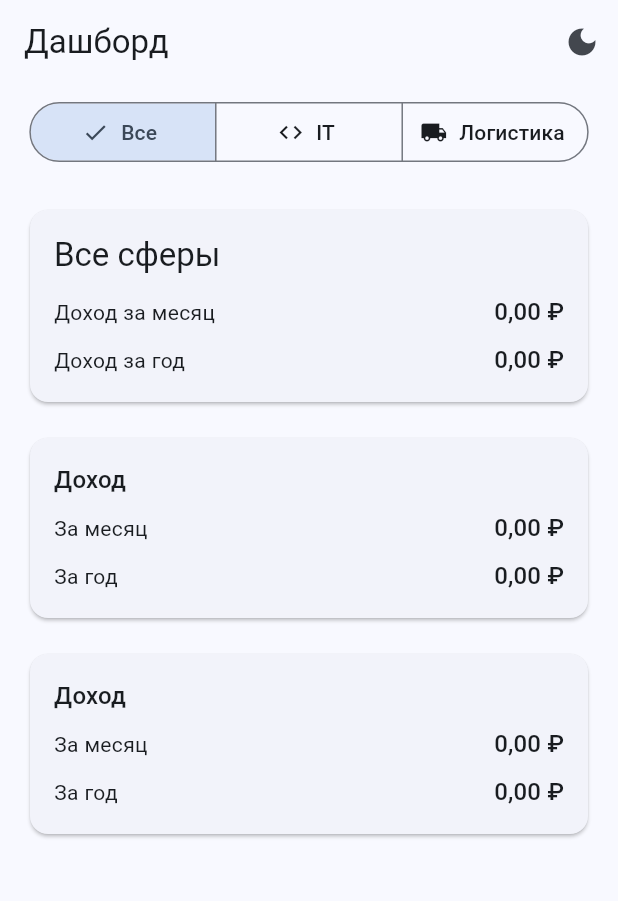
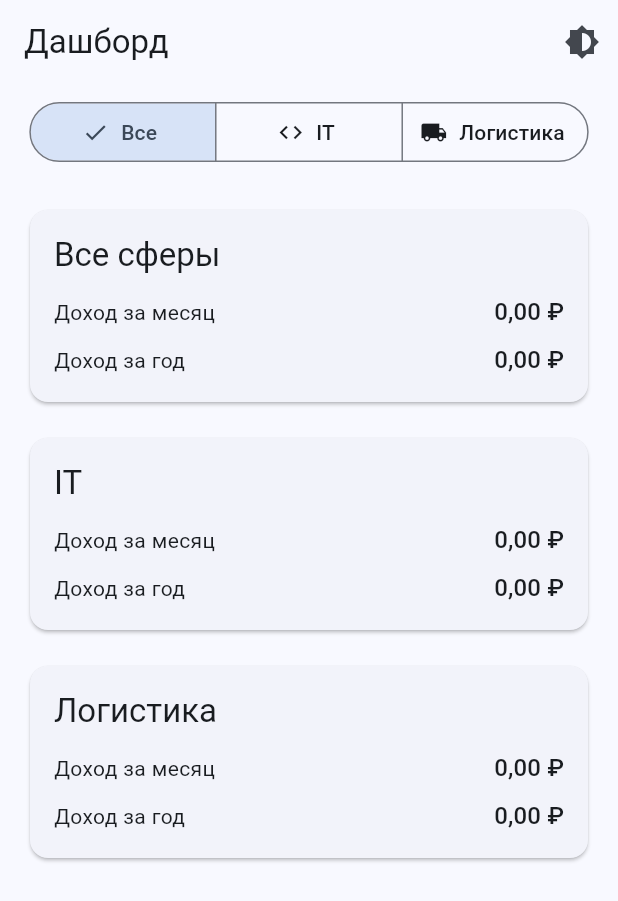
Before and after one commit to AndreyMur/npd-shield, a Flutter app: the screen it shows after launch, on a phone screen of 412 x 824 dp. Shown: the top 901 px of the screen. Run offline on Flutter 3.47's test engine with Material 3 defaults, Android fonts, the phone set to English and light mode, and no system bars; drawn by our look-alikes of dynamic_color; our stand-ins replace isar, shared_preferences; accounts and stored records are empty; generated files the repository leaves out were written again.

Commit message:
fix(dashboard): apply code review feedback

```diff
--- a/lib/main.dart
+++ b/lib/main.dart
@@ -9,8 +9,26 @@ import 'presentation/dashboard/dashboard_screen.dart';
 
 Future<void> main() async {
   WidgetsFlutterBinding.ensureInitialized();
-  final isar = await AppDatabase.open();
-  runApp(NpdShieldApp(repository: IsarTransactionRepository(isar)));
+  try {
+    final isar = await AppDatabase.open();
+    runApp(NpdShieldApp(repository: IsarTransactionRepository(isar)));
+  } catch (error) {
+    runApp(const _StartupErrorApp());
+  }
+}
+
+class _StartupErrorApp extends StatelessWidget {
+  const _StartupErrorApp();
+
+  @override
+  Widget build(BuildContext context) {
+    return const MaterialApp(
+      title: 'NPD Shield',
+      home: Scaffold(
+        body: Center(child: Text('Не удалось инициализировать базу данных')),
+      ),
+    );
+  }
 }
 
 class NpdShieldApp extends StatefulWidget {
@@ -28,9 +46,16 @@ class _NpdShieldAppState extends State<NpdShieldApp> {
   @override
   void initState() {
     super.initState();
-    AppTheme.loadMode().then((mode) {
+    _loadTheme();
+  }
+
+  Future<void> _loadTheme() async {
+    try {
+      final mode = await AppTheme.loadMode();
       if (mounted) setState(() => _themeMode = mode);
-    });
+    } catch (_) {
+      // Keep the system default if the stored preference cannot be read.
+    }
   }
 
   Future<void> _setThemeMode(ThemeMode mode) async {
--- a/lib/presentation/dashboard/dashboard_screen.dart
+++ b/lib/presentation/dashboard/dashboard_screen.dart
@@ -62,17 +62,9 @@ class _DashboardScreenState extends State<DashboardScreen> {
             ),
           ),
           Expanded(
-            child: FutureBuilder<Map<DashboardFilter, IncomeSummary>>(
-              future: _summaries(),
-              builder: (context, snapshot) {
-                if (snapshot.connectionState != ConnectionState.done) {
-                  return const Center(child: CircularProgressIndicator());
-                }
-                return _DashboardBody(
-                  summaries: snapshot.data!,
-                  filter: _filter,
-                );
-              },
+            child: _DashboardView(
+              future: _load(_filter),
+              filter: _filter,
             ),
           ),
         ],
@@ -80,99 +72,106 @@ class _DashboardScreenState extends State<DashboardScreen> {
     );
   }
 
-  Future<Map<DashboardFilter, IncomeSummary>> _summaries() async {
+  Future<_DashboardData> _load(DashboardFilter filter) {
     final now = widget.now ?? DateTime.now();
-    final summaries = <DashboardFilter, IncomeSummary>{};
-    summaries[DashboardFilter.all] =
-        await widget.repository.getIncomeSummary(now: now);
-    summaries[DashboardFilter.it] = await widget.repository
-        .getIncomeSummary(sphere: TransactionSphere.it, now: now);
-    summaries[DashboardFilter.logistics] = await widget.repository
-        .getIncomeSummary(sphere: TransactionSphere.logistics, now: now);
-    return summaries;
+    switch (filter) {
+      case DashboardFilter.all:
+        return Future.wait([
+          widget.repository.getIncomeSummary(now: now),
+          widget.repository
+              .getIncomeSummary(sphere: TransactionSphere.it, now: now),
+          widget.repository
+              .getIncomeSummary(sphere: TransactionSphere.logistics, now: now),
+        ]).then((values) => _DashboardData(
+              total: values[0],
+              it: values[1],
+              logistics: values[2],
+            ));
+      case DashboardFilter.it:
+        return widget.repository
+            .getIncomeSummary(sphere: TransactionSphere.it, now: now)
+            .then((v) => _DashboardData(total: v));
+      case DashboardFilter.logistics:
+        return widget.repository
+            .getIncomeSummary(sphere: TransactionSphere.logistics, now: now)
+            .then((v) => _DashboardData(total: v));
+    }
   }
 }
 
-class _ThemeModeButton extends StatefulWidget {
-  final void Function(ThemeMode mode)? onChanged;
+class _DashboardData {
+  final IncomeSummary? total;
+  final IncomeSummary? it;
+  final IncomeSummary? logistics;
 
-  const _ThemeModeButton({this.onChanged});
+  const _DashboardData({this.total, this.it, this.logistics});
+}
+
+class _DashboardView extends StatelessWidget {
+  final Future<_DashboardData> future;
+  final DashboardFilter filter;
+
+  const _DashboardView({required this.future, required this.filter});
 
   @override
-  State<_ThemeModeButton> createState() => _ThemeModeButtonState();
-}
-
-class _ThemeModeButtonState extends State<_ThemeModeButton> {
-  @override
   Widget build(BuildContext context) {
-    final theme = Theme.of(context);
-    final isDark = theme.brightness == Brightness.dark;
-    return IconButton(
-      tooltip: isDark ? 'Светлая тема' : 'Тёмная тема',
-      icon: Icon(isDark ? Icons.light_mode : Icons.dark_mode),
-      onPressed: () {
-        final next = isDark ? ThemeMode.light : ThemeMode.dark;
-        widget.onChanged?.call(next);
+    return FutureBuilder<_DashboardData>(
+      future: future,
+      builder: (context, snapshot) {
+        if (snapshot.connectionState != ConnectionState.done) {
+          return const Center(child: CircularProgressIndicator());
+        }
+        if (snapshot.hasError || snapshot.data == null) {
+          return const Center(child: Text('Не удалось загрузить данные'));
+        }
+        return _DashboardBody(data: snapshot.data!, filter: filter);
       },
     );
   }
 }
 
 class _DashboardBody extends StatelessWidget {
-  final Map<DashboardFilter, IncomeSummary> summaries;
+  final _DashboardData data;
   final DashboardFilter filter;
 
-  const _DashboardBody({required this.summaries, required this.filter});
+  const _DashboardBody({required this.data, required this.filter});
 
   @override
   Widget build(BuildContext context) {
-    final spheres = _visibleSpheres();
-    return ListView(
-      padding: const EdgeInsets.all(16),
-      children: [
-        _TotalCard(
-          summary: summaries[filter]!,
-          filter: filter,
-        ),
-        const SizedBox(height: 16),
-        for (final sphere in spheres) ...[
-          _SphereCard(summary: summaries[_filterFor(sphere)]!),
-          const SizedBox(height: 16),
-        ],
-      ],
-    );
-  }
-
-  List<TransactionSphere> _visibleSpheres() {
-    return switch (filter) {
-      DashboardFilter.all => [TransactionSphere.it, TransactionSphere.logistics],
-      DashboardFilter.it => [TransactionSphere.it],
-      DashboardFilter.logistics => [TransactionSphere.logistics],
-    };
-  }
-
-  DashboardFilter _filterFor(TransactionSphere sphere) {
-    return switch (sphere) {
-      TransactionSphere.it => DashboardFilter.it,
-      TransactionSphere.logistics => DashboardFilter.logistics,
-    };
-  }
-}
-
-class _TotalCard extends StatelessWidget {
-  final IncomeSummary summary;
-  final DashboardFilter filter;
-
-  const _TotalCard({required this.summary, required this.filter});
-
-  @override
-  Widget build(BuildContext context) {
-    final theme = Theme.of(context);
     final title = switch (filter) {
       DashboardFilter.all => 'Все сферы',
       DashboardFilter.it => 'IT',
       DashboardFilter.logistics => 'Логистика',
     };
+
+    final children = <Widget>[
+      _TotalCard(title: title, summary: data.total!),
+    ];
+
+    if (filter == DashboardFilter.all) {
+      children
+        ..add(const SizedBox(height: 16))
+        ..add(_SphereCard(title: 'IT', summary: data.it!))
+        ..add(const SizedBox(height: 16))
+        ..add(_SphereCard(title: 'Логистика', summary: data.logistics!));
+    }
+
+    return ListView(
+      padding: const EdgeInsets.all(16),
+      children: children,
+    );
+  }
+}
+
+class _TotalCard extends StatelessWidget {
+  final String title;
+  final IncomeSummary summary;
+
+  const _TotalCard({required this.title, required this.summary});
+
+  @override
+  Widget build(BuildContext context) {
+    final theme = Theme.of(context);
     return Card(
       child: Padding(
         padding: const EdgeInsets.all(16),
@@ -192,9 +191,10 @@ class _TotalCard extends StatelessWidget {
 }
 
 class _SphereCard extends StatelessWidget {
+  final String title;
   final IncomeSummary summary;
 
-  const _SphereCard({required this.summary});
+  const _SphereCard({required this.title, required this.summary});
 
   @override
   Widget build(BuildContext context) {
@@ -205,11 +205,11 @@ class _SphereCard extends StatelessWidget {
         child: Column(
           crossAxisAlignment: CrossAxisAlignment.start,
           children: [
-            Text('Доход', style: theme.textTheme.titleMedium),
+            Text(title, style: theme.textTheme.titleLarge),
+            const SizedBox(height: 12),
+            _MetricRow(label: 'Доход за месяц', value: summary.month),
             const SizedBox(height: 8),
-            _MetricRow(label: 'За месяц', value: summary.month),
-            const SizedBox(height: 8),
-            _MetricRow(label: 'За год', value: summary.year),
+            _MetricRow(label: 'Доход за год', value: summary.year),
           ],
         ),
       ),
@@ -231,7 +231,7 @@ class _MetricRow extends StatelessWidget {
       children: [
         Text(label, style: theme.textTheme.bodyMedium),
         Text(
-          _format(value),
+          _formatRubles(value),
           style: theme.textTheme.titleMedium,
           key: Key('summary_$label'),
         ),
@@ -239,7 +239,44 @@ class _MetricRow extends StatelessWidget {
     );
   }
 
-  static String _format(double value) {
-    return '${value.toStringAsFixed(2).replaceAll('.', ',')} ₽';
+  static String _formatRubles(double value) {
+    final fixed = value.toStringAsFixed(2);
+    final parts = fixed.split('.');
+    final digits = parts[0];
+    final buffer = StringBuffer();
+    for (var i = 0; i < digits.length; i++) {
+      if (i > 0 && (digits.length - i) % 3 == 0) buffer.write(' ');
+      buffer.write(digits[i]);
+    }
+    return '${buffer.toString().replaceAll('.', ',')},${parts[1]} ₽';
   }
 }
+
+class _ThemeModeButton extends StatelessWidget {
+  final void Function(ThemeMode mode)? onChanged;
+
+  const _ThemeModeButton({this.onChanged});
+
+  @override
+  Widget build(BuildContext context) {
+    return PopupMenuButton<ThemeMode>(
+      tooltip: 'Тема',
+      icon: const Icon(Icons.brightness_6),
+      onSelected: onChanged,
+      itemBuilder: (context) => const [
+        PopupMenuItem(
+          value: ThemeMode.system,
+          child: Text('Системная'),
+        ),
+        PopupMenuItem(
+          value: ThemeMode.light,
+          child: Text('Светлая'),
+        ),
+        PopupMenuItem(
+          value: ThemeMode.dark,
+          child: Text('Тёмная'),
+        ),
+      ],
+    );
+  }
+}
--- a/pubspec.yaml
+++ b/pubspec.yaml
@@ -38,7 +38,7 @@ dependencies:
   isar_flutter_libs: ^3.1.0+1
   path_provider: ^2.1.6
   shared_preferences: ^2.5.5
-  dynamic_color: 1.7.0
+  dynamic_color: ^1.7.0
 
 dev_dependencies:
   flutter_test:
```
Also changed, not shown: 2 other files.
